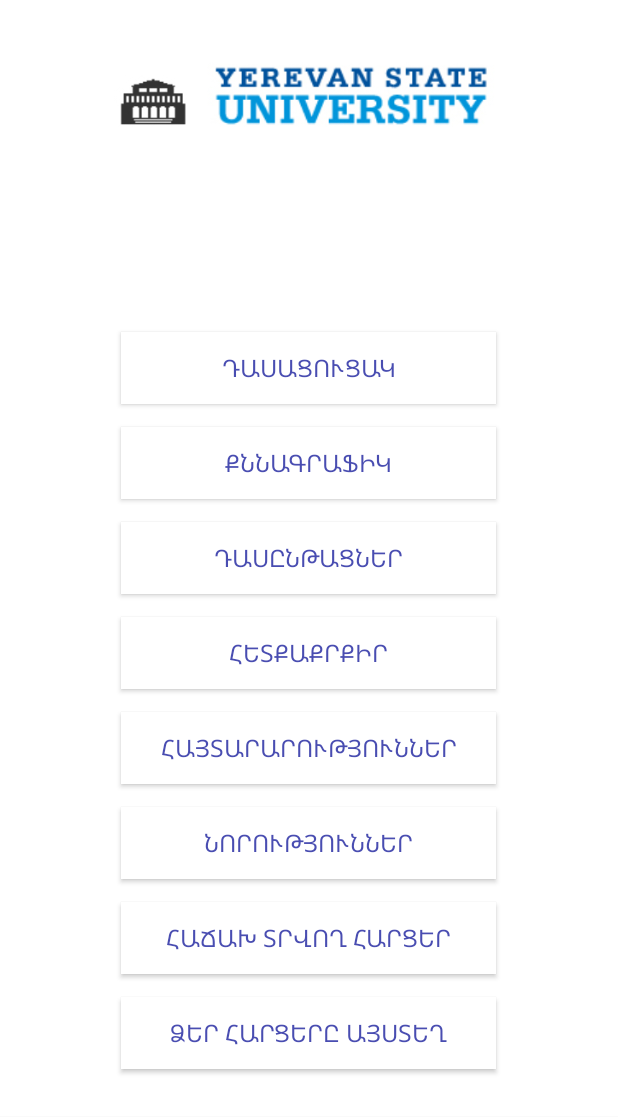
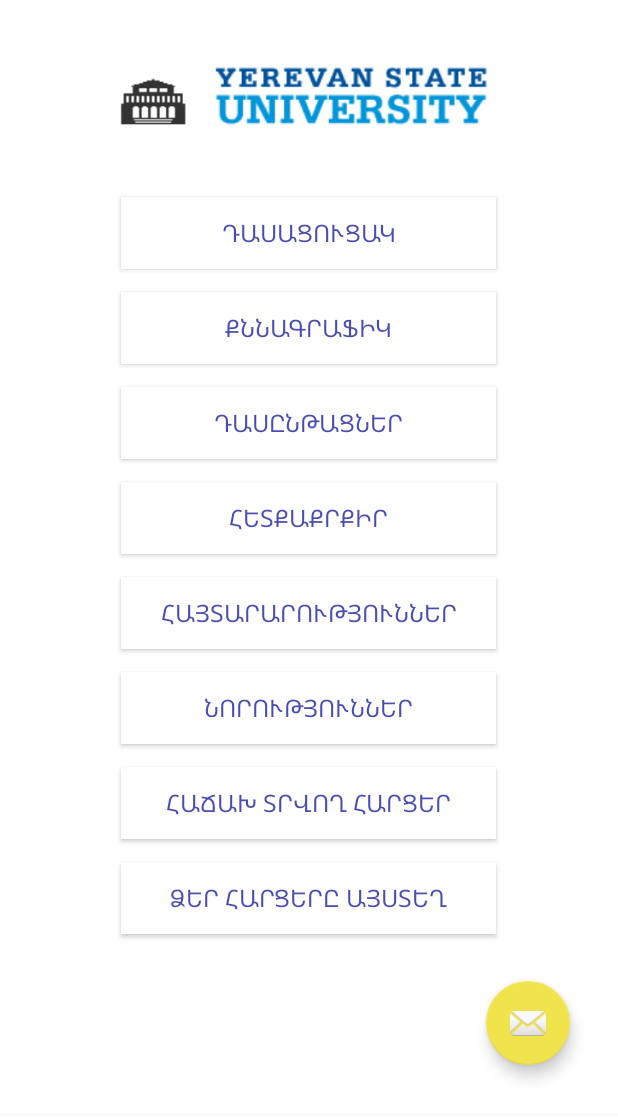
Before and after one commit to levsargsyan/YSUM, an Android app: the screen it shows after launch (HomeActivity), on a phone screen of 412 x 824 dp. Shown: the top 1117 px of the screen. Run offline under Robolectric (Android 15) with nearby library versions, the phone set to English and light mode, and no system bars.

Commit message:
Adding Floating Button

```diff
--- a/app/build.gradle
+++ b/app/build.gradle
@@ -26,5 +26,6 @@ dependencies {
     })
     compile 'com.android.support:appcompat-v7:25.1.0'
     compile 'com.android.support.constraint:constraint-layout:1.0.2'
+    compile 'com.android.support:design:25.1.0'
     testCompile 'junit:junit:4.12'
 }
--- a/app/src/main/java/am/ysu/ysu/HomeActivity.java
+++ b/app/src/main/java/am/ysu/ysu/HomeActivity.java
@@ -1,6 +1,7 @@
 package am.ysu.ysu;
 
-import android.content.Intent;
+import android.support.design.widget.FloatingActionButton;
+import android.support.design.widget.Snackbar;
 import android.support.v7.app.AppCompatActivity;
 import android.os.Bundle;
 import android.view.View;
@@ -17,8 +18,18 @@ public class HomeActivity extends AppCompatActivity implements View.OnClickListe
         super.onCreate(savedInstanceState);
         setContentView(R.layout.activity_home);
 
-        button_dasacucak = (Button)findViewById(R.id.button_dasacucak);
+        button_dasacucak = (Button)findViewById(R.id.button7);
         button_dasacucak.setOnClickListener(this);
+
+
+        FloatingActionButton fab = (FloatingActionButton) findViewById(R.id.fab);
+        fab.setOnClickListener(new View.OnClickListener() {
+            @Override
+            public void onClick(View view) {
+                Snackbar.make(view, "Replace with your own action", Snackbar.LENGTH_LONG)
+                        .setAction("Action", null).show();
+            }
+        });
 
     }
 
--- a/app/src/main/res/layout/activity_home.xml
+++ b/app/src/main/res/layout/activity_home.xml
@@ -30,14 +30,15 @@
             android:layout_weight="0.51" />
 
         <Button
-            android:id="@+id/button_dasacucak"
+            android:id="@+id/button7"
             android:layout_width="250dp"
             android:layout_height="wrap_content"
             android:layout_above="@+id/button6"
             android:layout_alignStart="@+id/button5"
             android:layout_gravity="center"
             android:layout_marginBottom="15dp"
-            android:layout_marginTop="100dp"
+            android:layout_marginTop="10dp"
+            android:autoText="false"
             android:background="@drawable/button_color"
             android:text="Դասացուցակ"
             android:textAppearance="@style/TextAppearance.AppCompat.Mine"
@@ -48,7 +49,7 @@
             android:id="@+id/button5"
             android:layout_width="250dp"
             android:layout_height="wrap_content"
-            android:layout_above="@+id/button_dasacucak"
+            android:layout_above="@+id/fab"
             android:layout_alignStart="@+id/button4"
             android:layout_gravity="center"
             android:layout_marginBottom="15dp"
@@ -119,7 +120,7 @@
             android:layout_width="250dp"
             android:layout_height="wrap_content"
             android:layout_above="@+id/button"
-            android:layout_alignStart="@+id/button_dasacucak"
+            android:layout_alignStart="@+id/fab"
             android:layout_marginBottom="15dp"
             android:layout_gravity="center"
             android:background="@drawable/button_color"
@@ -133,7 +134,7 @@
             android:layout_width="250dp"
             android:layout_height="wrap_content"
             android:layout_above="@+id/button"
-            android:layout_alignStart="@+id/button_dasacucak"
+            android:layout_alignStart="@+id/fab"
             android:layout_marginBottom="15dp"
             android:layout_gravity="center"
             android:background="@drawable/button_color"
@@ -142,6 +143,14 @@
             android:textColor="@drawable/text_color"
             android:textSize="16sp" />
 
+        <android.support.design.widget.FloatingActionButton
+            android:id="@+id/fab"
+            android:layout_width="wrap_content"
+            android:layout_height="wrap_content"
+            android:layout_gravity="bottom|end"
+            android:layout_margin="@dimen/fab_margin"
+            app:srcCompat="@android:drawable/ic_dialog_email" />
+
     </LinearLayout>
 
 </ScrollView>
--- a/app/src/main/res/values/colors.xml
+++ b/app/src/main/res/values/colors.xml
@@ -1,6 +1,6 @@
 <?xml version="1.0" encoding="utf-8"?>
 <resources>
     <color name="colorPrimary">#5264c3</color>
-    <color name="colorPrimaryDark">#3f4da7</color>
-    <color name="colorAccent">#4a40ff</color>
+    <color name="colorPrimaryDark">#0095d9</color>
+    <color name="colorAccent">#f1e34b</color>
 </resources>
```
